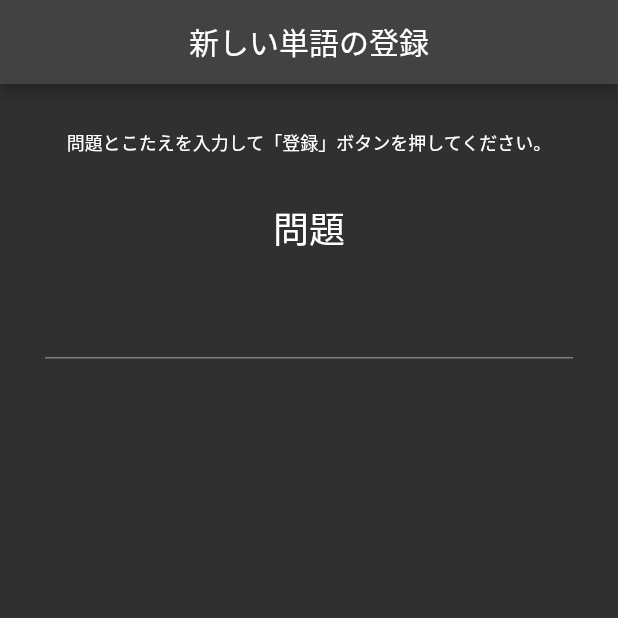
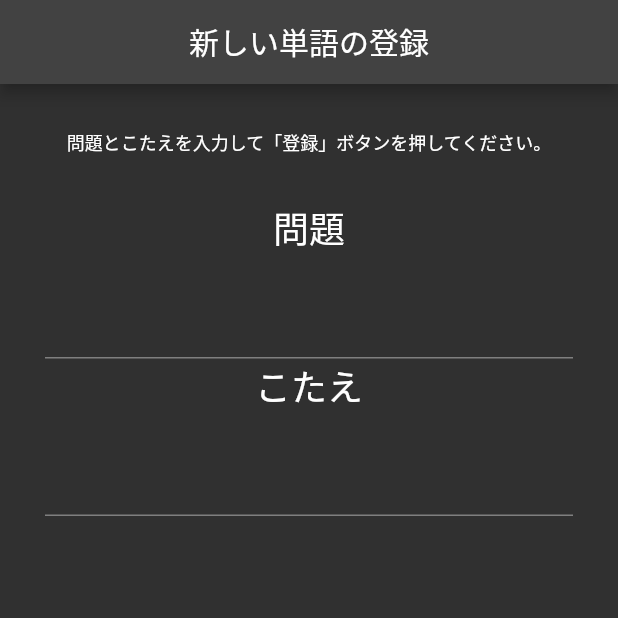
Before and after one commit to mikippi2426/my_own_frushcards, a Flutter app: the EditScreen screen opened directly, on a phone screen of 412 x 824 dp, the top half of it. Run offline on Flutter 3.47's test engine with Material 2 defaults, Android fonts, the phone set to English and light mode, and no system bars.

Commit message:
こたえ入力部分

```diff
--- a/lib/screens/edit_screen.dart
+++ b/lib/screens/edit_screen.dart
@@ -28,9 +28,10 @@ class _EditScreenState extends State<EditScreen> {
             ),
           ),
           SizedBox(height: 30.0,),
-          //問題入力ボタン
+          //問題入力部分
           _questionIconPart(),
-          //TODO こたえ入力画面
+          //こたえ入力部分
+          _answerInputPart(),
         ],
       ),
     );
@@ -53,4 +54,22 @@ class _EditScreenState extends State<EditScreen> {
       ),
     );
  }
+
+  Widget  _answerInputPart() {
+    return Padding(
+      padding: const EdgeInsets.symmetric(horizontal: 30.0),
+      child: Column(
+        children: [
+          Text("こたえ",style:  TextStyle(fontSize: 24.0),),
+          SizedBox(height: 10.0,),
+          TextField(
+            controller: questionController,
+            keyboardType: TextInputType.text,
+            textAlign: TextAlign.center,
+            style: TextStyle(fontSize: 30.0),
+          )
+        ],
+      ),
+    );
+  }
 }
```
